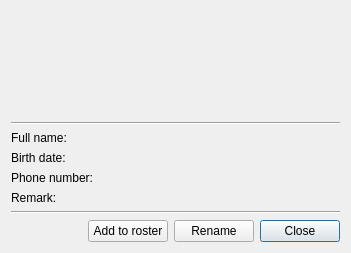
The window that src/plugins/vcard/simplevcarddialog.ui (silvansky/Contacts) describes before a commit, drawn with Qt 5.
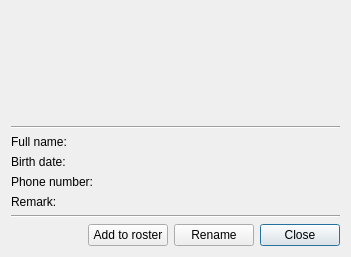
The same window after the commit.

What changed in the file:
```diff
--- a/src/plugins/vcard/simplevcarddialog.ui
+++ b/src/plugins/vcard/simplevcarddialog.ui
@@ -14,6 +14,9 @@
    <string>Dialog</string>
   </property>
   <layout class="QVBoxLayout" name="verticalLayout_2">
+   <property name="topMargin">
+    <number>20</number>
+   </property>
    <item>
     <layout class="QHBoxLayout" name="rosterInfoLayout" stretch="1,0,0">
      <item>
```
